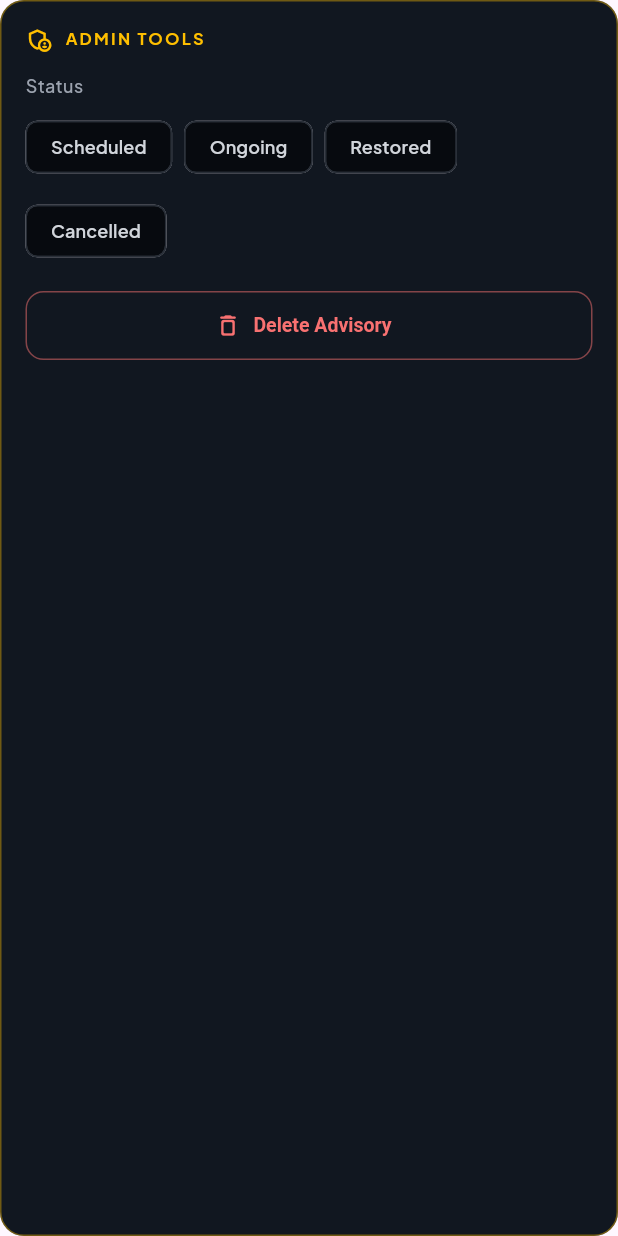
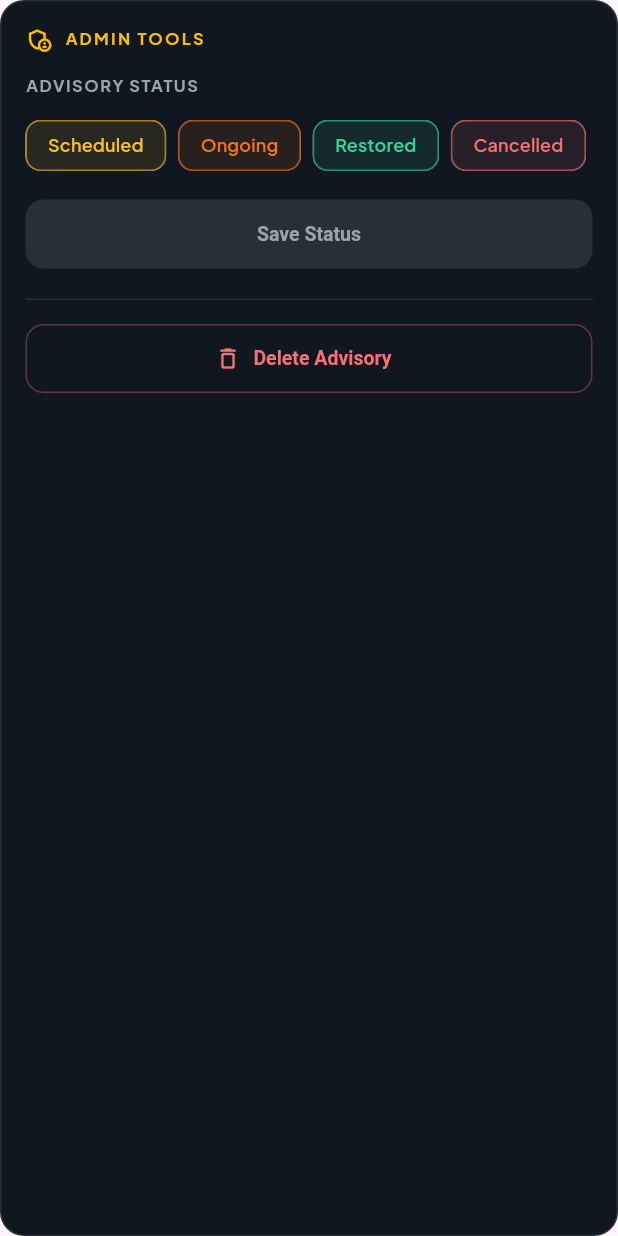
Before and after one commit to Not-PvP/FP_SUGA, a Flutter app: the AdminAdvisoryActions widget shown alone on an empty page, opened directly with empty values, on a phone screen of 412 x 824 dp. Run offline on Flutter 3.47's test engine with Material 3 defaults, Android fonts, the phone set to English and light mode, and no system bars; our stand-ins replace flutter_local_notifications, flutter_secure_storage, flutter_svg, shared_preferences, timezone; accounts and stored records are empty; network calls fail.

Commit message:
feat: add save status action and refine admin pills (#13)

```diff
--- a/lib/widgets/admin_advisory_actions.dart
+++ b/lib/widgets/admin_advisory_actions.dart
@@ -23,6 +23,7 @@ class _AdminAdvisoryActionsState extends State<AdminAdvisoryActions> {
 
   String? _savingStatus;
   bool _deleting = false;
+  String? _selectedStatus;
 
   bool get _busy => _savingStatus != null || _deleting;
 
@@ -32,15 +33,28 @@ class _AdminAdvisoryActionsState extends State<AdminAdvisoryActions> {
     final messenger = ScaffoldMessenger.of(context);
 
     setState(() => _savingStatus = status);
-    final saved = await provider.updateInterruption(widget.advisory.copyWith(status: status));
+    final saved = await provider.updateInterruption(
+      widget.advisory.copyWith(status: status),
+    );
     // Still report the result if this widget is gone, e.g. a 401 signed the admin out.
-    if (mounted) setState(() => _savingStatus = null);
+    if (mounted) {
+      setState(() {
+        _savingStatus = null;
+        if (saved) {
+          _selectedStatus = null;
+        }
+      });
+    }
 
-    messenger.showSnackBar(SnackBar(
-      content: Text(saved
-          ? 'Marked as ${StatusBadge.labelFor(status)}.'
-          : provider.actionError ?? 'Could not update the advisory.'),
-    ));
+    messenger.showSnackBar(
+      SnackBar(
+        content: Text(
+          saved
+              ? 'Marked as ${StatusBadge.labelFor(status)}.'
+              : provider.actionError ?? 'Could not update the advisory.',
+        ),
+      ),
+    );
   }
 
   Future<void> _delete() async {
@@ -49,7 +63,10 @@ class _AdminAdvisoryActionsState extends State<AdminAdvisoryActions> {
       context: context,
       builder: (context) => AlertDialog(
         backgroundColor: const Color(0xFF111720),
-        title: const Text('Delete advisory?', style: TextStyle(color: Colors.white)),
+        title: const Text(
+          'Delete advisory?',
+          style: TextStyle(color: Colors.white),
+        ),
         content: Text(
           '"${widget.advisory.title}" will be removed for every SUGA user. This cannot be undone.',
           style: const TextStyle(color: Color(0xFF9CA3AF)),
@@ -57,7 +74,10 @@ class _AdminAdvisoryActionsState extends State<AdminAdvisoryActions> {
         actions: [
           TextButton(
             onPressed: () => Navigator.pop(context, false),
-            child: const Text('Cancel', style: TextStyle(color: Color(0xFF9CA3AF))),
+            child: const Text(
+              'Cancel',
+              style: TextStyle(color: Color(0xFF9CA3AF)),
+            ),
           ),
           TextButton(
             onPressed: () => Navigator.pop(context, true),
@@ -78,17 +98,24 @@ class _AdminAdvisoryActionsState extends State<AdminAdvisoryActions> {
 
     if (deleted) {
       if (mounted) navigator.pop();
-      messenger.showSnackBar(const SnackBar(content: Text('Advisory deleted.')));
+      messenger.showSnackBar(
+        const SnackBar(content: Text('Advisory deleted.')),
+      );
     } else {
-      messenger.showSnackBar(SnackBar(
-        content: Text(provider.actionError ?? 'Could not delete the advisory.'),
-      ));
+      messenger.showSnackBar(
+        SnackBar(
+          content: Text(
+            provider.actionError ?? 'Could not delete the advisory.',
+          ),
+        ),
+      );
     }
   }
 
   @override
   Widget build(BuildContext context) {
     final current = widget.advisory.status.toLowerCase();
+    final selected = _selectedStatus ?? current;
 
     return Container(
       width: double.infinity,
@@ -96,7 +123,7 @@ class _AdminAdvisoryActionsState extends State<AdminAdvisoryActions> {
       decoration: BoxDecoration(
         color: const Color(0xFF111720),
         borderRadius: BorderRadius.circular(16),
-        border: Border.all(color: amber.withValues(alpha: 0.4)),
+        border: Border.all(color: const Color(0xFF292F38)),
       ),
       child: Column(
         crossAxisAlignment: CrossAxisAlignment.start,
@@ -118,8 +145,13 @@ class _AdminAdvisoryActionsState extends State<AdminAdvisoryActions> {
           ),
           const SizedBox(height: 14),
           const Text(
-            'Status',
-            style: TextStyle(color: Color(0xFF9CA3AF), fontSize: 12, fontWeight: FontWeight.w500),
+            'ADVISORY STATUS',
+            style: TextStyle(
+              color: Color(0xFF9CA3AF),
+              fontSize: 11,
+              fontWeight: FontWeight.w700,
+              letterSpacing: 1.0,
+            ),
           ),
           const SizedBox(height: 8),
           Wrap(
@@ -132,27 +164,81 @@ class _AdminAdvisoryActionsState extends State<AdminAdvisoryActions> {
                       ? const SizedBox(
                           width: 14,
                           height: 14,
-                          child: CircularProgressIndicator(strokeWidth: 2, color: amber),
+                          child: CircularProgressIndicator(
+                            strokeWidth: 2,
+                            color: amber,
+                          ),
                         )
                       : Text(StatusBadge.labelFor(status)),
-                  selected: current == status,
-                  onSelected: _busy ? null : (_) => _setStatus(status),
+                  selected: selected == status,
+                  onSelected: _busy
+                      ? null
+                      : (value) {
+                          if (value) {
+                            setState(() => _selectedStatus = status);
+                          }
+                        },
                   showCheckmark: false,
-                  backgroundColor: const Color(0xFF070A0F),
-                  selectedColor: StatusBadge.colorFor(status).withValues(alpha: 0.18),
+                  shape: RoundedRectangleBorder(
+                    borderRadius: BorderRadius.circular(10),
+                  ),
+                  padding: const EdgeInsets.symmetric(
+                    horizontal: 6,
+                    vertical: 4,
+                  ),
+                  backgroundColor: const Color(0xFF111720),
+                  selectedColor: StatusBadge.colorFor(status),
+                  color: WidgetStateProperty.resolveWith<Color>((states) {
+                    if (states.contains(WidgetState.selected)) {
+                      return StatusBadge.colorFor(status);
+                    }
+                    return Color.alphaBlend(
+                      StatusBadge.colorFor(status).withValues(alpha: 0.10),
+                      const Color(0xFF111720),
+                    );
+                  }),
                   side: BorderSide(
-                    color: current == status
-                        ? StatusBadge.colorFor(status).withValues(alpha: 0.6)
-                        : const Color(0xFF292F38),
+                    color: StatusBadge.colorFor(
+                      status,
+                    ).withValues(alpha: selected == status ? 1.0 : 0.35),
                   ),
                   labelStyle: TextStyle(
-                    color: current == status ? StatusBadge.colorFor(status) : const Color(0xFFD1D5DB),
+                    color: selected == status
+                        ? const Color(0xFF070A0F)
+                        : StatusBadge.colorFor(status),
                     fontSize: 12,
                     fontWeight: FontWeight.w600,
                   ),
                 ),
             ],
           ),
+          const SizedBox(height: 12),
+          SizedBox(
+            width: double.infinity,
+            height: 46,
+            child: ElevatedButton.icon(
+              onPressed: _busy || selected == current
+                  ? null
+                  : () => _setStatus(selected),
+              label: const Text('Save Status'),
+              style: ElevatedButton.styleFrom(
+                backgroundColor: amber,
+                foregroundColor: const Color(0xFF070A0F),
+                disabledBackgroundColor: const Color(0xFF292F38),
+                disabledForegroundColor: const Color(0xFF9CA3AF),
+                elevation: 0,
+                shape: RoundedRectangleBorder(
+                  borderRadius: BorderRadius.circular(12),
+                ),
+                textStyle: const TextStyle(
+                  fontSize: 13,
+                  fontWeight: FontWeight.w700,
+                ),
+              ),
+            ),
+          ),
+          const SizedBox(height: 20),
+          const Divider(color: Color(0xFF292F38), height: 1),
           const SizedBox(height: 16),
           SizedBox(
             width: double.infinity,
@@ -163,15 +249,23 @@ class _AdminAdvisoryActionsState extends State<AdminAdvisoryActions> {
                   ? const SizedBox(
                       width: 16,
                       height: 16,
-                      child: CircularProgressIndicator(strokeWidth: 2, color: danger),
+                      child: CircularProgressIndicator(
+                        strokeWidth: 2,
+                        color: danger,
+                      ),
                     )
                   : const Icon(Icons.delete_outline_rounded, size: 18),
               label: const Text('Delete Advisory'),
               style: OutlinedButton.styleFrom(
                 foregroundColor: danger,
-                side: BorderSide(color: danger.withValues(alpha: 0.5)),
-                shape: RoundedRectangleBorder(borderRadius: BorderRadius.circular(12)),
-                textStyle: const TextStyle(fontSize: 13, fontWeight: FontWeight.w700),
+                side: BorderSide(color: danger.withValues(alpha: 0.35)),
+                shape: RoundedRectangleBorder(
+                  borderRadius: BorderRadius.circular(12),
+                ),
+                textStyle: const TextStyle(
+                  fontSize: 13,
+                  fontWeight: FontWeight.w700,
+                ),
               ),
             ),
           ),
```
